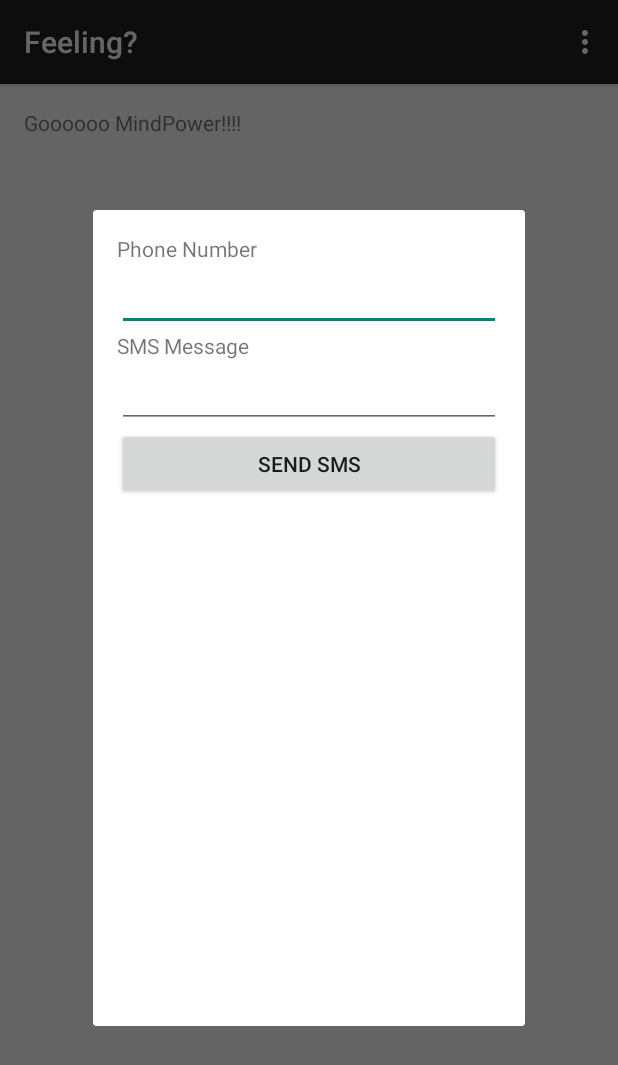
After one commit to Ashl7/Feelings, an Android app: the fragment SendTextFragment placed in its activity, on a phone screen of 412 x 824 dp. The commit adds this screen. Shown: the top 1065 px of the screen. Run offline under Robolectric (Android 15) with nearby library versions, the phone set to English and light mode, and no system bars.

Commit message:
Finished implementing the base of the SendTextFragment. It currently can send an SMS to a specified number, but must be inputted manually. Implemented permissions checking for Android Marshmellow for SMS.

```diff
--- a/app/build.gradle
+++ b/app/build.gradle
@@ -21,5 +21,6 @@ android {
 
 dependencies {
     compile fileTree(dir: 'libs', include: ['*.jar'])
-    compile 'com.android.support:appcompat-v7:23.2.0'
+    compile 'com.android.support:appcompat-v7:23.3.0'
+    compile 'com.android.support:support-v4:23.3.0'
 }
--- a/app/src/main/AndroidManifest.xml
+++ b/app/src/main/AndroidManifest.xml
@@ -3,6 +3,7 @@
     package="com.autism.mindpower.feeling" >
 
     <uses-permission android:name="android.permission.READ_CONTACTS" />
+    <uses-permission android:name="android.permission.SEND_SMS" />
 
     <application
         android:allowBackup="true"
--- /dev/null
+++ b/app/src/main/java/com/autism/mindpower/feeling/SendTextFragment.java
@@ -0,0 +1,147 @@
+package com.autism.mindpower.feeling;
+
+import android.content.Context;
+import android.content.pm.PackageManager;
+import android.net.Uri;
+import android.os.Bundle;
+import android.provider.Telephony;
+import android.support.v4.app.DialogFragment;
+import android.support.v4.app.Fragment;
+import android.view.LayoutInflater;
+import android.view.View;
+import android.view.ViewGroup;
+import android.widget.Button;
+import android.widget.EditText;
+import android.widget.Toast;
+
+
+/**
+ * A simple {@link Fragment} subclass.
+ * Activities that contain this fragment must implement the
+ * {@link SendTextFragment.OnFragmentInteractionListener} interface
+ * to handle interaction events.
+ * Use the {@link SendTextFragment#newInstance} factory method to
+ * create an instance of this fragment.
+ */
+public class SendTextFragment extends DialogFragment {
+    // TODO: Rename parameter arguments, choose names that match
+    // the fragment initialization parameters, e.g. ARG_ITEM_NUMBER
+    private static final String ARG_PARAM1 = "param1";
+    private static final String ARG_PARAM2 = "param2";
+
+    // TODO: Rename and change types of parameters
+    private String mParam1;
+    private String mParam2;
+
+    private OnFragmentInteractionListener mListener;
+
+    private EditText toPhoneNumberET;
+    private EditText smsMessageET;
+
+    public SendTextFragment() {
+        // Required empty public constructor
+    }
+
+    /**
+     * Use this factory method to create a new instance of
+     * this fragment using the provided parameters.
+     *
+     * @param param1 Parameter 1.
+     * @param param2 Parameter 2.
+     * @return A new instance of fragment SendTextFragment.
+     */
+    // TODO: Rename and change types and number of parameters
+    public static SendTextFragment newInstance(String param1, String param2) {
+        SendTextFragment fragment = new SendTextFragment();
+        Bundle args = new Bundle();
+        args.putString(ARG_PARAM1, param1);
+        args.putString(ARG_PARAM2, param2);
+        fragment.setArguments(args);
+        return fragment;
+    }
+
+    @Override
+    public void onCreate(Bundle savedInstanceState) {
+        super.onCreate(savedInstanceState);
+        if (getArguments() != null) {
+            mParam1 = getArguments().getString(ARG_PARAM1);
+            mParam2 = getArguments().getString(ARG_PARAM2);
+        }
+    }
+
+    @Override
+    public View onCreateView(LayoutInflater inflater, ViewGroup container,
+                             Bundle savedInstanceState) {
+        // Inflate the layout for this fragment
+        View view = inflater.inflate(R.layout.fragment_send_text, container, false);
+
+        // Assign text fields to variables so we can get them later
+        toPhoneNumberET = (EditText)view.findViewById(R.id.to_phone_number_et);
+        smsMessageET = (EditText)view.findViewById(R.id.sms_message_et);
+        Button sendButton = (Button) view.findViewById(R.id.send_sms_btn);
+
+        // Button needs to have an OnClickListener set here since this is a fragment
+        sendButton.setOnClickListener(new View.OnClickListener() {
+            @Override
+            public void onClick(View v) {
+                sendSms();
+            }
+        });
+        return view;
+    }
+
+    // TODO: Rename method, update argument and hook method into UI event
+    public void onButtonPressed(Uri uri) {
+        if (mListener != null) {
+            mListener.onFragmentInteraction(uri);
+        }
+    }
+
+    @Override
+    public void onAttach(Context context) {
+        super.onAttach(context);
+        if (context instanceof OnFragmentInteractionListener) {
+            mListener = (OnFragmentInteractionListener) context;
+        } else {
+            throw new RuntimeException(context.toString()
+                    + " must implement OnFragmentInteractionListener");
+        }
+    }
+
+    @Override
+    public void onDetach() {
+        super.onDetach();
+        mListener = null;
+    }
+
+    /**
+     * This interface must be implemented by activities that contain this
+     * fragment to allow an interaction in this fragment to be communicated
+     * to the activity and potentially other fragments contained in that
+     * activity.
+     * <p/>
+     * See the Android Training lesson <a href=
+     * "http://developer.android.com/training/basics/fragments/communicating.html"
+     * >Communicating with Other Fragments</a> for more information.
+     */
+    public interface OnFragmentInteractionListener {
+        // TODO: Update argument type and name
+        void onFragmentInteraction(Uri uri);
+    }
+
+    // Function that runs when "Send" is pressed
+    public void sendSms() {
+        String toPhoneNumber = toPhoneNumberET.getText().toString();
+        String smsMessage = smsMessageET.getText().toString();
+        // Check if app has permission to send an SMS
+        if(SmsHelper.hasSmsPermission(getContext())) {
+            SmsHelper.sendSMS(toPhoneNumber, smsMessage, getContext(), null);
+        }
+        else {
+            Toast.makeText(getContext(), "Unable to send text - turn on the SMS permission in Settings -> Apps",
+                    Toast.LENGTH_LONG).show();
+        }
+        // Dismiss the fragment
+        this.dismiss();
+    }
+}
--- /dev/null
+++ b/app/src/main/java/com/autism/mindpower/feeling/SmsHelper.java
@@ -0,0 +1,58 @@
+package com.autism.mindpower.feeling;
+
+import android.Manifest;
+import android.app.Activity;
+import android.app.PendingIntent;
+import android.content.Context;
+import android.content.pm.PackageManager;
+import android.support.v4.app.ActivityCompat;
+import android.support.v4.content.ContextCompat;
+import android.telephony.SmsManager;
+import android.widget.Toast;
+
+/**
+ * Created by Jeff To on 4/18/2016.
+ */
+public class SmsHelper {
+
+    public static boolean hasSmsPermission(Context c) {
+        return ContextCompat.checkSelfPermission(c, Manifest.permission.SEND_SMS) ==
+                PackageManager.PERMISSION_GRANTED;
+    }
+
+    public static void checkAndRequestSmsPermission(Activity a, int permissionIdCode) {
+        Context c = a.getApplicationContext();
+        if (!hasSmsPermission(c)) {
+            // Should we show an explanation?
+            if (ActivityCompat.shouldShowRequestPermissionRationale(a, Manifest.permission.SEND_SMS)) {
+                // Show an explanation to the user *asynchronously* -- don't block
+                // this thread waiting for the user's response! After the user
+                // sees the explanation, try again to request the permission.
+                Toast.makeText(c, "App needs the SMS permission. Turn it on in Settings -> Apps",
+                        Toast.LENGTH_LONG).show();
+            }
+            else {
+                // No explanation needed, we can request the permission.
+                ActivityCompat.requestPermissions(a, new String[]{Manifest.permission.SEND_SMS}, permissionIdCode);
+            }
+        }
+    }
+
+    public static void sendSMS(String toPhoneNumber, String smsMessage, Context c,
+                           PendingIntent smsSendStatus) {
+        try {
+            SmsManager smsManager = SmsManager.getDefault();
+            smsManager.sendTextMessage(toPhoneNumber, null, smsMessage, smsSendStatus, null);
+        } catch (IllegalArgumentException e) {
+            // Phone number or message fields were blank
+            Toast.makeText(c, "Unable to send text - check the phone number and message to make sure it's correct",
+                    Toast.LENGTH_LONG).show();
+            e.printStackTrace();
+        } catch (Exception e) {
+            // Something else happened e.g. app does not have permission to send an SMS
+            Toast.makeText(c, "Unable to send text - something unknown happened",
+                    Toast.LENGTH_LONG).show();
+            e.printStackTrace();
+        }
+    }
+}
--- a/app/src/main/res/layout/activity_main.xml
+++ b/app/src/main/res/layout/activity_main.xml
@@ -14,8 +14,18 @@
         android:layout_height="wrap_content"
         android:text="Click Me"
         android:id="@+id/button"
+        android:textColor="#ef0000"
         android:layout_centerVertical="true"
-        android:layout_toRightOf="@+id/textView"
-        android:textColor="#ef0000" />
+        android:layout_centerHorizontal="true" />
+
+    <Button
+        android:layout_width="wrap_content"
+        android:layout_height="wrap_content"
+        android:text="Show SMS dialog"
+        android:id="@+id/show_sms_fragment"
+        android:textColor="#ef0000"
+        android:onClick="showSendTextDialog"
+        android:layout_below="@+id/button"
+        android:layout_centerHorizontal="true" />
 
 </RelativeLayout>
--- /dev/null
+++ b/app/src/main/res/layout/fragment_send_text.xml
@@ -0,0 +1,52 @@
+<FrameLayout xmlns:android="http://schemas.android.com/apk/res/android"
+    xmlns:tools="http://schemas.android.com/tools"
+    android:layout_width="match_parent"
+    android:layout_height="match_parent"
+    tools:context="com.autism.mindpower.feeling.SendTextFragment">
+
+    <!-- TODO: Update blank fragment layout -->
+
+    <LinearLayout
+        android:orientation="vertical"
+        android:layout_width="match_parent"
+        android:layout_height="match_parent"
+        android:layout_gravity="center"
+        android:layout_margin="16dp"
+        android:minHeight="512dp"
+        android:minWidth="256dp">
+
+        <TextView
+            android:id="@+id/to_phone_number_tv"
+            android:layout_width="wrap_content"
+            android:layout_height="wrap_content"
+            android:text="Phone Number" />
+
+        <EditText
+            android:id="@+id/to_phone_number_et"
+            android:layout_width="fill_parent"
+            android:layout_height="wrap_content"
+            android:inputType="phone"/>
+
+        <TextView
+            android:id="@+id/sms_message_tv"
+            android:layout_width="wrap_content"
+            android:layout_height="wrap_content"
+            android:text="SMS Message" />
+
+        <EditText
+            android:id="@+id/sms_message_et"
+            android:layout_width="fill_parent"
+            android:layout_height="wrap_content"
+            android:inputType="textMultiLine"
+            android:minLines="1"
+            android:maxLines="3" />
+
+        <Button android:id="@+id/send_sms_btn"
+            android:layout_width="fill_parent"
+            android:layout_height="wrap_content"
+            android:text="Send SMS"
+            android:clickable="false" />
+    </LinearLayout>
+
+
+</FrameLayout>
--- a/app/src/main/res/values/strings.xml
+++ b/app/src/main/res/values/strings.xml
@@ -3,4 +3,7 @@
 
     <string name="hello_world">Hello world!</string>
     <string name="action_settings">Settings</string>
+
+    <!-- TODO: Remove or change this placeholder text -->
+    <string name="hello_blank_fragment">Hello blank fragment</string>
 </resources>
--- a/build.gradle
+++ b/build.gradle
@@ -5,7 +5,7 @@ buildscript {
         jcenter()
     }
     dependencies {
-        classpath 'com.android.tools.build:gradle:1.3.0'
+        classpath 'com.android.tools.build:gradle:2.0.0'
 
         // NOTE: Do not place your application dependencies here; they belong
         // in the individual module build.gradle files
```
Also changed, not shown: app/src/main/java/com/autism/mindpower/feeling/MainActivity.java (+50 -1 lines), gradle/wrapper/gradle-wrapper.properties, 1 other file.
